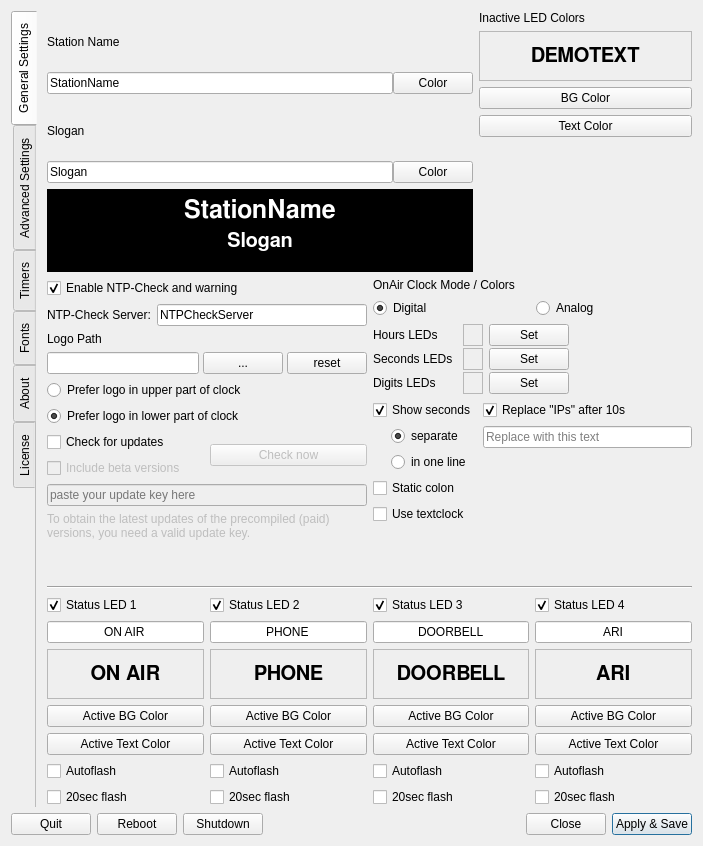
First picture: the form in settings.ui, repository saschaludwig/OnAirScreen, before the edit.
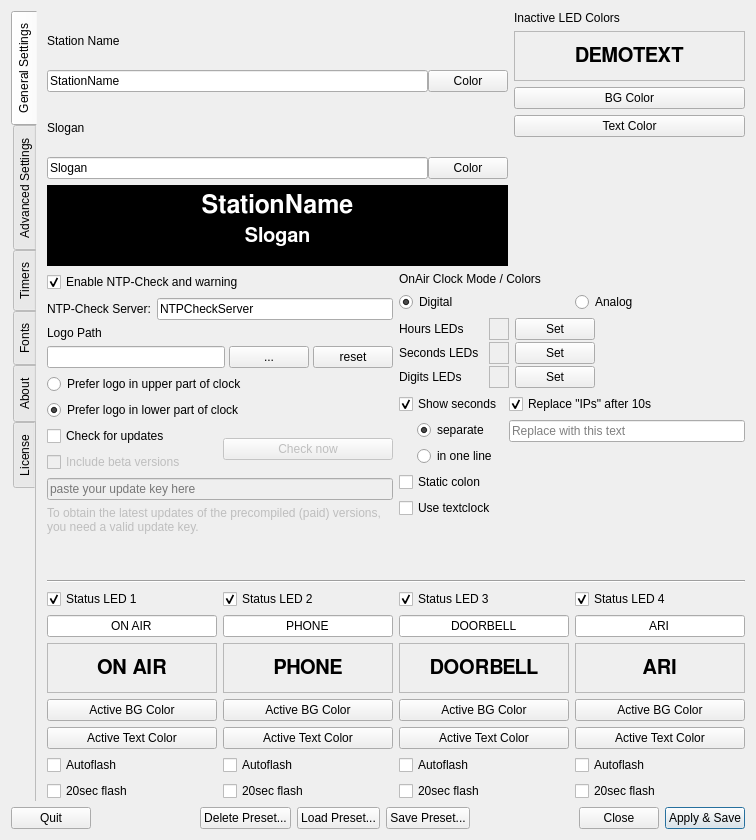
Second picture: the form after the edit. Icons and pictures are not drawn.

Commit message:
Add preset management buttons to settings UI
- Add SaveSettingsButton, LoadSettingsButton, and DeleteSettingsButton
- Connect buttons to preset management functionality

```diff
--- a/settings.ui
+++ b/settings.ui
@@ -6,8 +6,8 @@
    <rect>
     <x>0</x>
     <y>0</y>
-    <width>703</width>
-    <height>846</height>
+    <width>756</width>
+    <height>840</height>
    </rect>
   </property>
   <property name="minimumSize">
@@ -4283,20 +4283,6 @@
        </property>
       </widget>
      </item>
-     <item>
-      <widget class="QPushButton" name="RebootButton">
-       <property name="text">
-        <string>Reboot</string>
-       </property>
-      </widget>
-     </item>
-     <item>
-      <widget class="QPushButton" name="ShutdownButton">
-       <property name="text">
-        <string>Shutdown</string>
-       </property>
-      </widget>
-     </item>
      <item>
       <spacer name="horizontalSpacer_3">
        <property name="orientation">
@@ -4310,6 +4296,27 @@
        </property>
       </spacer>
      </item>
+     <item>
+      <widget class="QPushButton" name="DeleteSettingsButton">
+       <property name="text">
+        <string>Delete Preset...</string>
+       </property>
+      </widget>
+     </item>
+     <item>
+      <widget class="QPushButton" name="LoadSettingsButton">
+       <property name="text">
+        <string>Load Preset...</string>
+       </property>
+      </widget>
+     </item>
+     <item>
+      <widget class="QPushButton" name="SaveSettingsButton">
+       <property name="text">
+        <string>Save Preset...</string>
+       </property>
+      </widget>
+     </item>
      <item>
       <spacer name="horizontalSpacer">
        <property name="enabled">
```
Left out of the diff: 4 changed lines with no effect on the pictures.
